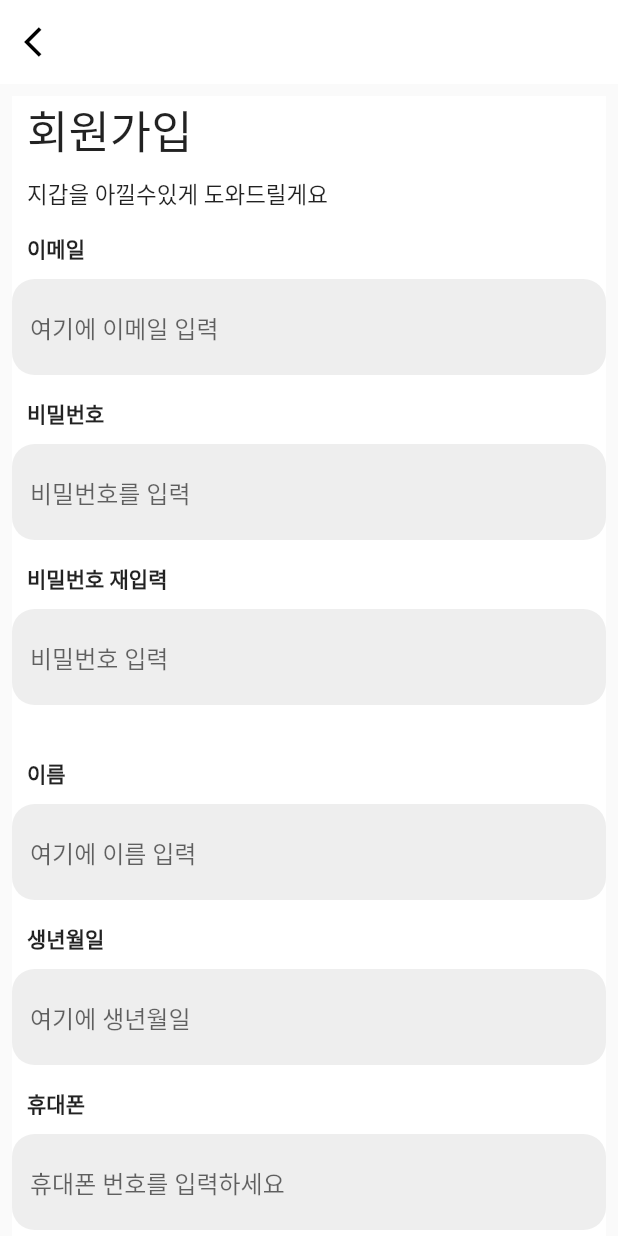
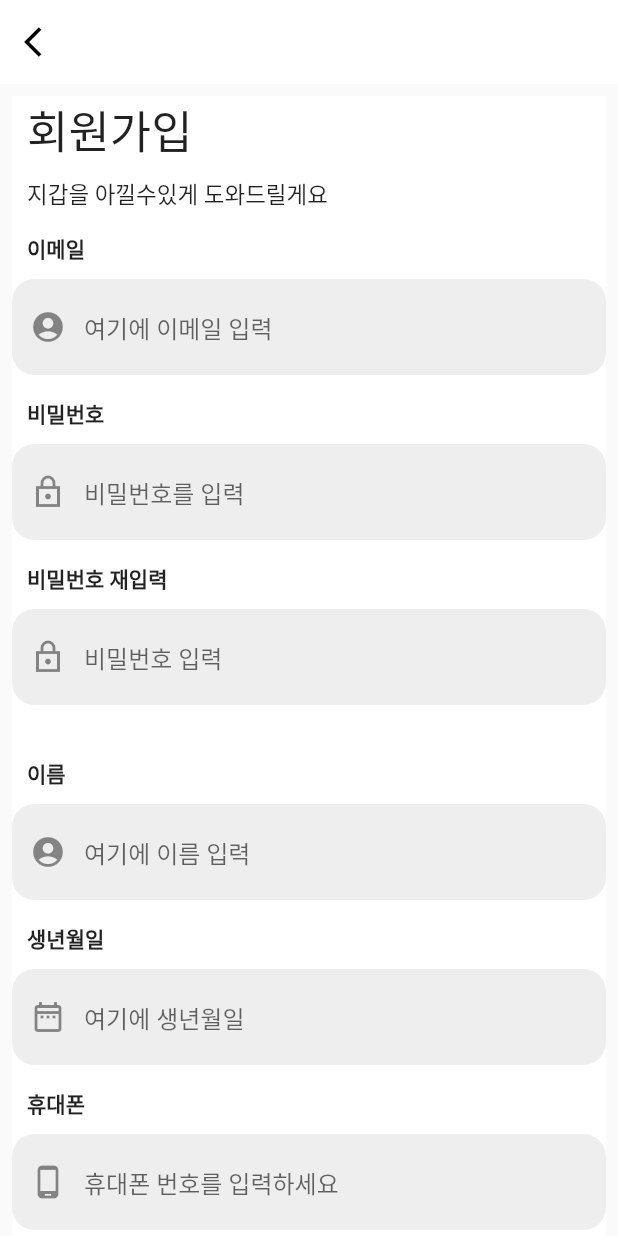
Before and after one commit to DragonSky2357/last-product, a Flutter app: the SignupScreen screen opened directly, on a phone screen of 412 x 824 dp. Run offline on Flutter 3.47's test engine with Material 2 defaults, Android fonts, the light colour scheme and no system bars; our stand-ins replace carousel_slider, dio, flutter_dotenv, flutter_image_compress, fluttertoast, geolocator and 5 more; missing offline and left inert: dart:ffi, daum_postcode_search, flutter_inappwebview, flutter_naver_map, kpostal.

Commit message:
style: insert prefix icon

```diff
--- a/frontend/lib/src/account/widget/TextFieldWidget.dart
+++ b/frontend/lib/src/account/widget/TextFieldWidget.dart
@@ -3,6 +3,7 @@ import 'package:frontend/src/account/widget/LoginWidget.dart';
 
 class TextFieldWidget extends StatefulWidget {
   final String label;
+  final IconData prefixIcon;
   final String hintText;
   final TextEditingController textEditingController;
   final bool obscureText;
@@ -11,6 +12,7 @@ class TextFieldWidget extends StatefulWidget {
   const TextFieldWidget(
       {super.key,
       required this.label,
+      required this.prefixIcon,
       required this.hintText,
       required this.textEditingController,
       this.obscureText = false,
@@ -37,6 +39,7 @@ class _TextFieldWidgetState extends State<TextFieldWidget> {
             controller: widget.textEditingController,
             obscureText: widget.obscureText,
             decoration: InputDecoration(
+              prefixIcon: Icon(widget.prefixIcon),
               filled: true,
               fillColor: Colors.grey[200],
               hintText: widget.hintText,
```
